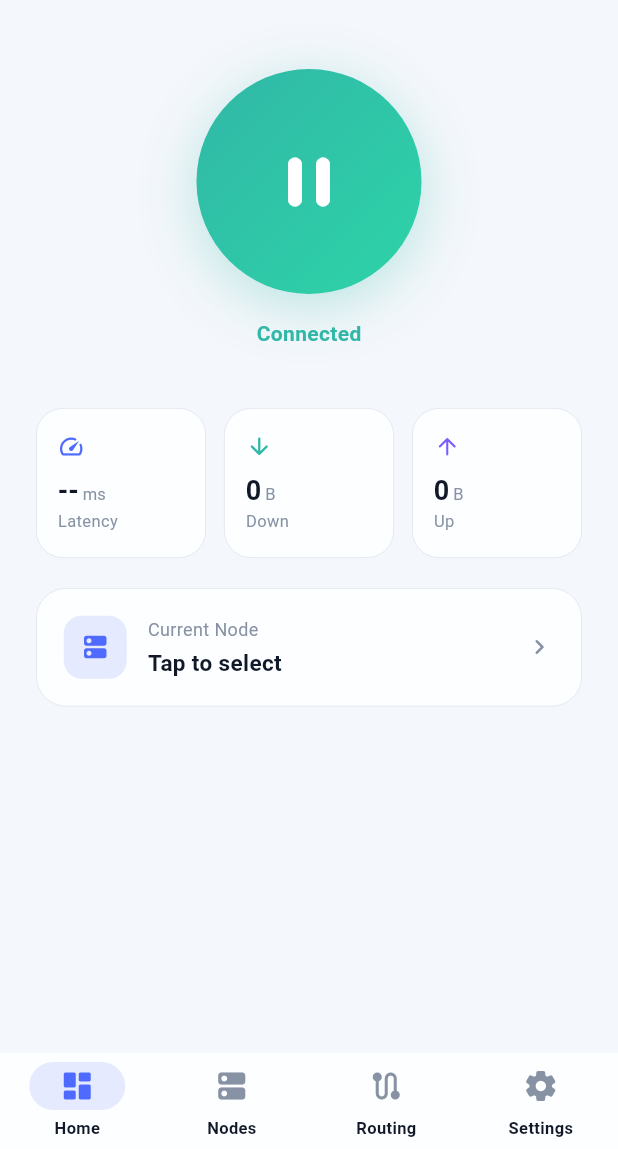
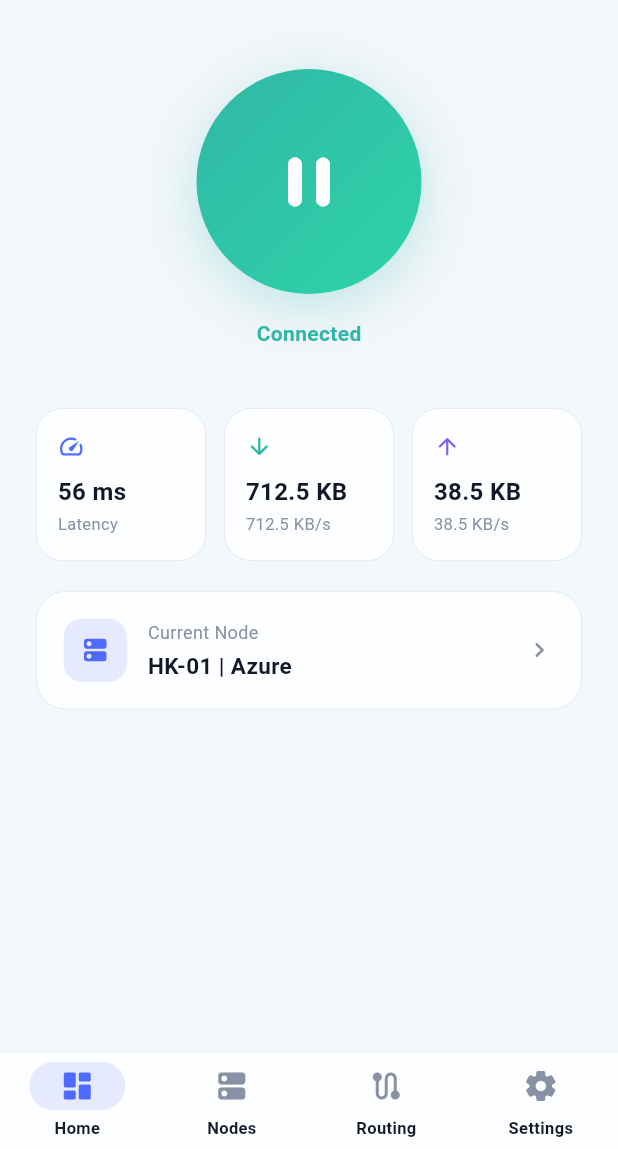
Before and after one commit to pittosporum-seu/flowgate, a Flutter app: the screen it shows after launch, after a tap on the "play arrow" icon, after a tap on the "smart toy" icon, on a phone screen of 412 x 824 dp, the part 87-1236 px from its top. Run offline on Flutter 3.47's test engine with Material 3 defaults, Android fonts, the phone set to English and light mode, and no system bars; our stand-ins replace flutter_riverpod.

Commit message:
feat(dashboard): Riverpod state management with mock traffic simulation
- Epic 2.1: AppState/TrafficStats/VpnConnectionState models
- Epic 2.2: Connect button driven by state (connecting/connected/disconnecting)
- Epic 2.3: Metric cards bound to provider, mock traffic timer (1s tick)
- AppNotifier with connect/disconnect/toggle + traffic simulation
- Dashboard converted to ConsumerWidget watching appProvider

```diff
--- /dev/null
+++ b/app/lib/core/state/app_provider.dart
@@ -0,0 +1,84 @@
+import 'dart:async';
+import 'dart:math';
+import 'package:flutter_riverpod/flutter_riverpod.dart';
+import 'app_state.dart';
+
+/// AppState 的 Riverpod Notifier
+/// 当前为 Mock 实现，后续 Epic 5 替换为真实 CoreEngine
+class AppNotifier extends Notifier<AppState> {
+  Timer? _trafficTimer;
+  final _random = Random();
+
+  @override
+  AppState build() {
+    ref.onDispose(() => _trafficTimer?.cancel());
+    return const AppState(
+      currentNodeName: 'HK-01 | Azure',
+      latencyMs: 42,
+    );
+  }
+
+  /// 连接/断开切换
+  Future<void> toggleConnection() async {
+    if (state.isRunning) {
+      await disconnect();
+    } else {
+      await connect();
+    }
+  }
+
+  Future<void> connect() async {
+    if (state.connectionState == VpnConnectionState.connecting) return;
+
+    state = state.copyWith(connectionState: VpnConnectionState.connecting);
+
+    // 模拟连接耗时 (真实实现: CoreEngine.start)
+    await Future.delayed(const Duration(milliseconds: 900));
+
+    state = state.copyWith(
+      connectionState: VpnConnectionState.connected,
+      traffic: const TrafficStats(),
+    );
+
+    _startTrafficSimulation();
+  }
+
+  Future<void> disconnect() async {
+    if (state.connectionState == VpnConnectionState.disconnecting) return;
+
+    state = state.copyWith(connectionState: VpnConnectionState.disconnecting);
+    _trafficTimer?.cancel();
+
+    // 模拟断开耗时 (真实实现: CoreEngine.stop)
+    await Future.delayed(const Duration(milliseconds: 400));
+
+    state = state.copyWith(
+      connectionState: VpnConnectionState.disconnected,
+      traffic: state.traffic.copyWith(uplinkSpeed: 0, downlinkSpeed: 0),
+    );
+  }
+
+  /// 模拟流量增长 (真实实现: CoreEngine.queryStats 轮询)
+  void _startTrafficSimulation() {
+    _trafficTimer?.cancel();
+    _trafficTimer = Timer.periodic(const Duration(seconds: 1), (_) {
+      if (!state.isRunning) return;
+
+      final upSpeed = 20000 + _random.nextInt(180000); // 20~200 KB/s
+      final downSpeed = 80000 + _random.nextInt(900000); // 80~980 KB/s
+
+      state = state.copyWith(
+        traffic: state.traffic.copyWith(
+          uplinkBytes: state.traffic.uplinkBytes + upSpeed,
+          downlinkBytes: state.traffic.downlinkBytes + downSpeed,
+          uplinkSpeed: upSpeed,
+          downlinkSpeed: downSpeed,
+        ),
+        latencyMs: 38 + _random.nextInt(20),
+      );
+    });
+  }
+}
+
+/// 全局 Provider
+final appProvider = NotifierProvider<AppNotifier, AppState>(AppNotifier.new);
--- /dev/null
+++ b/app/lib/core/state/app_state.dart
@@ -0,0 +1,86 @@
+/// FlowGate 全局状态模型
+library;
+
+enum VpnConnectionState {
+  disconnected,
+  connecting,
+  connected,
+  disconnecting,
+  error,
+}
+
+class TrafficStats {
+  final int uplinkBytes;
+  final int downlinkBytes;
+  final int uplinkSpeed; // bytes/sec
+  final int downlinkSpeed; // bytes/sec
+
+  const TrafficStats({
+    this.uplinkBytes = 0,
+    this.downlinkBytes = 0,
+    this.uplinkSpeed = 0,
+    this.downlinkSpeed = 0,
+  });
+
+  TrafficStats copyWith({
+    int? uplinkBytes,
+    int? downlinkBytes,
+    int? uplinkSpeed,
+    int? downlinkSpeed,
+  }) {
+    return TrafficStats(
+      uplinkBytes: uplinkBytes ?? this.uplinkBytes,
+      downlinkBytes: downlinkBytes ?? this.downlinkBytes,
+      uplinkSpeed: uplinkSpeed ?? this.uplinkSpeed,
+      downlinkSpeed: downlinkSpeed ?? this.downlinkSpeed,
+    );
+  }
+}
+
+class AppState {
+  final VpnConnectionState connectionState;
+  final TrafficStats traffic;
+  final int? latencyMs;
+  final String? currentNodeName;
+  final String? errorMessage;
+
+  const AppState({
+    this.connectionState = VpnConnectionState.disconnected,
+    this.traffic = const TrafficStats(),
+    this.latencyMs,
+    this.currentNodeName,
+    this.errorMessage,
+  });
+
+  bool get isRunning => connectionState == VpnConnectionState.connected;
+
+  AppState copyWith({
+    VpnConnectionState? connectionState,
+    TrafficStats? traffic,
+    int? latencyMs,
+    String? currentNodeName,
+    String? errorMessage,
+  }) {
+    return AppState(
+      connectionState: connectionState ?? this.connectionState,
+      traffic: traffic ?? this.traffic,
+      latencyMs: latencyMs ?? this.latencyMs,
+      currentNodeName: currentNodeName ?? this.currentNodeName,
+      errorMessage: errorMessage ?? this.errorMessage,
+    );
+  }
+}
+
+/// 流量格式化工具
+String formatBytes(int bytes) {
+  if (bytes < 1024) return '$bytes B';
+  if (bytes < 1024 * 1024) return '${(bytes / 1024).toStringAsFixed(1)} KB';
+  if (bytes < 1024 * 1024 * 1024) {
+    return '${(bytes / (1024 * 1024)).toStringAsFixed(1)} MB';
+  }
+  return '${(bytes / (1024 * 1024 * 1024)).toStringAsFixed(2)} GB';
+}
+
+String formatSpeed(int bytesPerSec) {
+  return '${formatBytes(bytesPerSec)}/s';
+}
--- a/app/lib/features/dashboard/dashboard_page.dart
+++ b/app/lib/features/dashboard/dashboard_page.dart
@@ -1,12 +1,17 @@
 import 'package:flutter/material.dart';
+import 'package:flutter_riverpod/flutter_riverpod.dart';
+import '../../core/state/app_provider.dart';
+import '../../core/state/app_state.dart';
 import '../../core/theme.dart';
 
-/// Dashboard - 现代简约风格
-class DashboardPage extends StatelessWidget {
+/// Dashboard - 连接状态、流量监控、一键开关
+class DashboardPage extends ConsumerWidget {
   const DashboardPage({super.key});
 
   @override
-  Widget build(BuildContext context) {
+  Widget build(BuildContext context, WidgetRef ref) {
+    final app = ref.watch(appProvider);
+
     return Scaffold(
       body: SafeArea(
         child: SingleChildScrollView(
@@ -14,17 +19,13 @@ class DashboardPage extends StatelessWidget {
           child: Column(
             crossAxisAlignment: CrossAxisAlignment.start,
             children: [
-              // Header
               _buildHeader(context),
               const SizedBox(height: 40),
-              // 连接按钮
-              const _ConnectButton(),
+              _ConnectButton(state: app.connectionState),
               const SizedBox(height: 40),
-              // 状态卡片
-              _buildStatusCards(context),
+              _buildStatusCards(app),
               const SizedBox(height: 20),
-              // 当前节点
-              _buildNodeCard(context),
+              _buildNodeCard(app),
             ],
           ),
         ),
@@ -35,7 +36,6 @@ class DashboardPage extends StatelessWidget {
   Widget _buildHeader(BuildContext context) {
     return Row(
       children: [
-        // Logo mark
         Container(
           width: 36,
           height: 36,
@@ -78,7 +78,8 @@ class DashboardPage extends StatelessWidget {
     );
   }
 
-  Widget _buildStatusCards(BuildContext context) {
+  Widget _buildStatusCards(AppState app) {
+    final running = app.isRunning;
     return Row(
       children: [
         Expanded(
@@ -86,7 +87,7 @@ class DashboardPage extends StatelessWidget {
             icon: Icons.speed_rounded,
             iconColor: FlowGateTheme.primary,
             label: 'Latency',
-            value: '--',
+            value: running && app.latencyMs != null ? '${app.latencyMs}' : '--',
             unit: 'ms',
           ),
         ),
@@ -95,9 +96,9 @@ class DashboardPage extends StatelessWidget {
           child: _MetricCard(
             icon: Icons.arrow_downward_rounded,
             iconColor: FlowGateTheme.success,
-            label: 'Down',
-            value: '0',
-            unit: 'B',
+            label: running ? formatSpeed(app.traffic.downlinkSpeed) : 'Down',
+            value: formatBytes(app.traffic.downlinkBytes),
+            unit: '',
           ),
         ),
         const SizedBox(width: 12),
@@ -105,16 +106,16 @@ class DashboardPage extends StatelessWidget {
           child: _MetricCard(
             icon: Icons.arrow_upward_rounded,
             iconColor: FlowGateTheme.secondary,
-            label: 'Up',
-            value: '0',
-            unit: 'B',
+            label: running ? formatSpeed(app.traffic.uplinkSpeed) : 'Up',
+            value: formatBytes(app.traffic.uplinkBytes),
+            unit: '',
           ),
         ),
       ],
     );
   }
 
-  Widget _buildNodeCard(BuildContext context) {
+  Widget _buildNodeCard(AppState app) {
     return Container(
       padding: const EdgeInsets.all(18),
       decoration: BoxDecoration(
@@ -134,18 +135,18 @@ class DashboardPage extends StatelessWidget {
             child: const Icon(Icons.dns_rounded, color: FlowGateTheme.primary, size: 20),
           ),
           const SizedBox(width: 14),
-          const Expanded(
+          Expanded(
             child: Column(
               crossAxisAlignment: CrossAxisAlignment.start,
               children: [
-                Text(
+                const Text(
                   'Current Node',
                   style: TextStyle(fontSize: 12, color: FlowGateTheme.textTertiary),
                 ),
-                SizedBox(height: 3),
+                const SizedBox(height: 3),
                 Text(
-                  'Tap to select',
-                  style: TextStyle(
+                  app.currentNodeName ?? 'Tap to select',
+                  style: const TextStyle(
                     fontSize: 15,
                     fontWeight: FontWeight.w600,
                     color: FlowGateTheme.textPrimary,
@@ -161,24 +162,42 @@ class DashboardPage extends StatelessWidget {
   }
 }
 
-/// 大连接按钮 - 渐变圆环
-class _ConnectButton extends StatefulWidget {
-  const _ConnectButton();
+/// 大连接按钮 - 状态驱动
+class _ConnectButton extends ConsumerWidget {
+  final VpnConnectionState state;
+  const _ConnectButton({required this.state});
 
   @override
-  State<_ConnectButton> createState() => _ConnectButtonState();
-}
+  Widget build(BuildContext context, WidgetRef ref) {
+    final isRunning = state == VpnConnectionState.connected;
+    final isTransitioning = state == VpnConnectionState.connecting ||
+        state == VpnConnectionState.disconnecting;
 
-class _ConnectButtonState extends State<_ConnectButton> {
-  bool _connected = false;
+    final gradient = isRunning
+        ? const LinearGradient(
+            colors: [FlowGateTheme.success, Color(0xFF2DD4A8)],
+            begin: Alignment.topLeft,
+            end: Alignment.bottomRight,
+          )
+        : const LinearGradient(
+            colors: [FlowGateTheme.primary, FlowGateTheme.secondary],
+            begin: Alignment.topLeft,
+            end: Alignment.bottomRight,
+          );
 
-  @override
-  Widget build(BuildContext context) {
+    final statusText = switch (state) {
+      VpnConnectionState.connected => 'Connected',
+      VpnConnectionState.connecting => 'Connecting...',
+      VpnConnectionState.disconnecting => 'Disconnecting...',
+      VpnConnectionState.error => 'Error',
+      VpnConnectionState.disconnected => 'Tap to Connect',
+    };
+
     return Center(
       child: Column(
         children: [
           GestureDetector(
-            onTap: () => setState(() => _connected = !_connected),
+            onTap: isTransitioning ? null : () => ref.read(appProvider.notifier).toggleConnection(),
             child: AnimatedContainer(
               duration: const Duration(milliseconds: 400),
               curve: Curves.easeOutCubic,
@@ -186,43 +205,41 @@ class _ConnectButtonState extends State<_ConnectButton> {
               height: 150,
               decoration: BoxDecoration(
                 shape: BoxShape.circle,
-                gradient: _connected
-                    ? const LinearGradient(
-                        colors: [FlowGateTheme.success, Color(0xFF2DD4A8)],
-                        begin: Alignment.topLeft,
-                        end: Alignment.bottomRight,
-                      )
-                    : const LinearGradient(
-                        colors: [FlowGateTheme.primary, FlowGateTheme.secondary],
-                        begin: Alignment.topLeft,
-                        end: Alignment.bottomRight,
-                      ),
+                gradient: gradient,
                 boxShadow: [
                   BoxShadow(
-                    color: (_connected ? FlowGateTheme.success : FlowGateTheme.primary)
+                    color: (isRunning ? FlowGateTheme.success : FlowGateTheme.primary)
                         .withValues(alpha: 0.3),
                     blurRadius: 32,
                     offset: const Offset(0, 8),
                   ),
                 ],
               ),
-              child: Icon(
-                _connected ? Icons.pause_rounded : Icons.play_arrow_rounded,
-                size: 56,
-                color: Colors.white,
-              ),
+              child: isTransitioning
+                  ? const Padding(
+                      padding: EdgeInsets.all(50),
+                      child: CircularProgressIndicator(
+                        color: Colors.white,
+                        strokeWidth: 3,
+                      ),
+                    )
+                  : Icon(
+                      isRunning ? Icons.pause_rounded : Icons.play_arrow_rounded,
+                      size: 56,
+                      color: Colors.white,
+                    ),
             ),
           ),
           const SizedBox(height: 16),
           AnimatedSwitcher(
             duration: const Duration(milliseconds: 300),
             child: Text(
-              _connected ? 'Connected' : 'Tap to Connect',
-              key: ValueKey(_connected),
+              statusText,
+              key: ValueKey(statusText),
               style: TextStyle(
                 fontSize: 14,
                 fontWeight: FontWeight.w600,
-                color: _connected ? FlowGateTheme.success : FlowGateTheme.textSecondary,
+                color: isRunning ? FlowGateTheme.success : FlowGateTheme.textSecondary,
               ),
             ),
           ),
@@ -262,28 +279,22 @@ class _MetricCard extends StatelessWidget {
         children: [
           Icon(icon, size: 18, color: iconColor),
           const SizedBox(height: 10),
-          RichText(
-            text: TextSpan(
-              children: [
-                TextSpan(
-                  text: value,
-                  style: const TextStyle(
-                    fontSize: 18,
-                    fontWeight: FontWeight.w700,
-                    color: FlowGateTheme.textPrimary,
-                  ),
-                ),
-                TextSpan(
-                  text: ' $unit',
-                  style: const TextStyle(fontSize: 11, color: FlowGateTheme.textTertiary),
-                ),
-              ],
+          Text(
+            unit.isEmpty ? value : '$value $unit',
+            style: const TextStyle(
+              fontSize: 16,
+              fontWeight: FontWeight.w700,
+              color: FlowGateTheme.textPrimary,
             ),
+            maxLines: 1,
+            overflow: TextOverflow.ellipsis,
           ),
           const SizedBox(height: 2),
           Text(
             label,
             style: const TextStyle(fontSize: 11, color: FlowGateTheme.textTertiary),
+            maxLines: 1,
+            overflow: TextOverflow.ellipsis,
           ),
         ],
       ),
```
